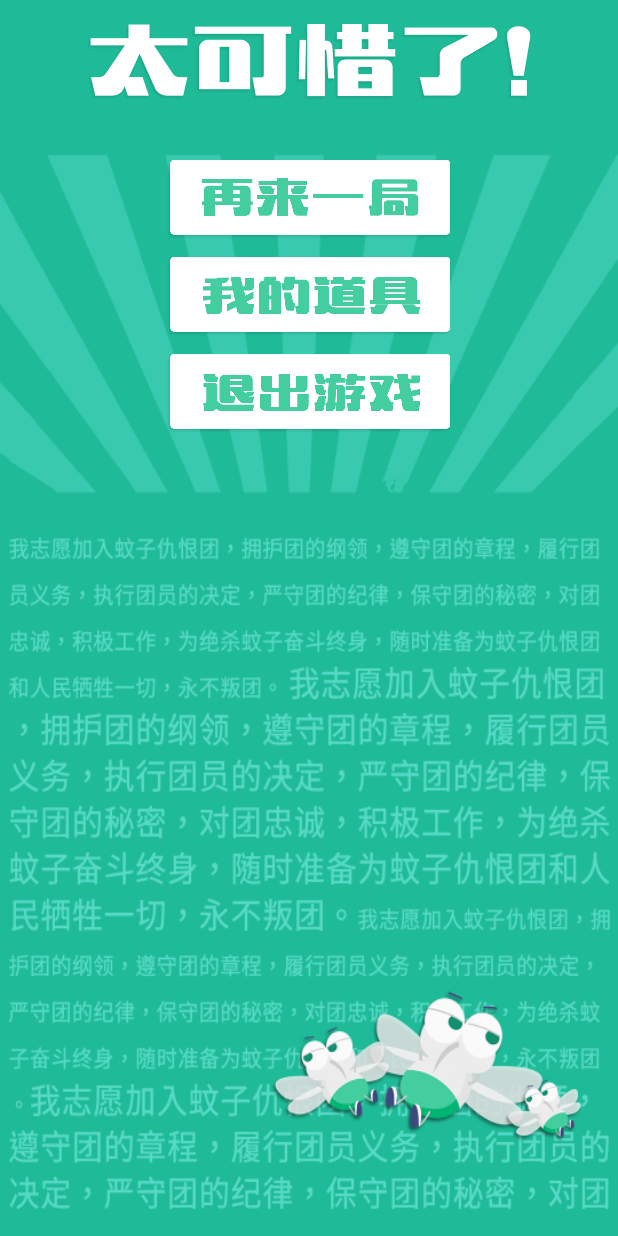
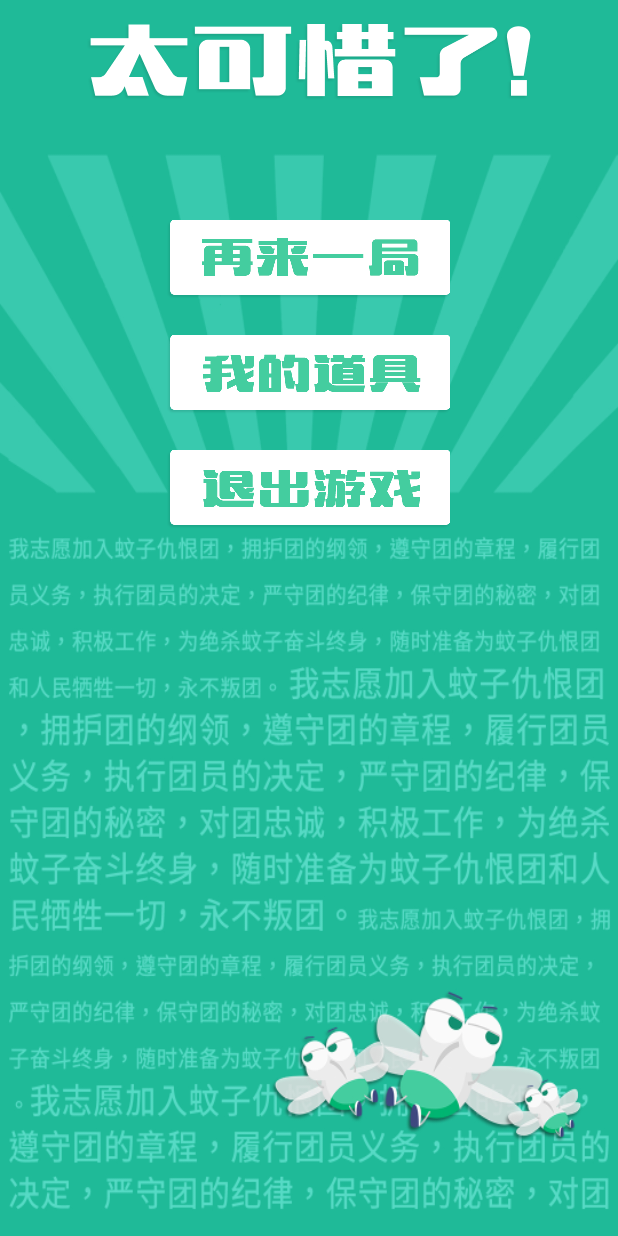
Before and after one commit to linroid/WWW, an Android app: the GameOverActivity screen opened directly, with no data from a screen before it, on a phone screen of 412 x 824 dp. Run offline under Robolectric (Android 15) with nearby library versions, the phone set to English and light mode, and no system bars; our stand-ins replace ButterKnife.

Commit message:
modify game over layout

```diff
--- a/app/src/main/AndroidManifest.xml
+++ b/app/src/main/AndroidManifest.xml
@@ -7,6 +7,7 @@
     <uses-permission android:name="android.permission.ACCESS_NETWORK_STATE" />
     <uses-permission android:name="android.permission.READ_PHONE_STATE" />
     <uses-permission android:name="android.permission.ACCESS_WIFI_STATE" />
+    <uses-permission android:name="android.permission.VIBRATE" />
 
     <application
         android:name=".WWWApp"
@@ -38,7 +39,8 @@
         </activity>
         <activity
             android:name=".activity.GameOverActivity"
-            android:label="@string/title_activity_game_over" >
+            android:label="@string/title_activity_game_over"
+            android:launchMode="singleTop">
         </activity>
     </application>
 
--- a/app/src/main/java/io/hackathon/www/TimelineAdapter.java
+++ b/app/src/main/java/io/hackathon/www/TimelineAdapter.java
@@ -48,7 +48,7 @@ public class TimelineAdapter extends RecyclerView.Adapter<TimelineAdapter.ViewHo
 
         holder.content.setText(item.getString("content"));
         holder.laughCountBtn.setText(res.getString(R.string.laugh_count, item.getInt("laugh_count")));
-        holder.sympathyCountBtn.setText(res.getString(R.string.laugh_count, item.getInt("sympathy_count")));
+        holder.sympathyCountBtn.setText(res.getString(R.string.sympathy_count, item.getInt("sympathy_count")));
         final AVUser user = item.getAVObject("own");
         user.fetchInBackground(new GetCallback<AVObject>() {
             @Override
--- a/app/src/main/java/io/hackathon/www/fragment/ShareFragment.java
+++ b/app/src/main/java/io/hackathon/www/fragment/ShareFragment.java
@@ -3,6 +3,7 @@ package io.hackathon.www.fragment;
 import android.app.Activity;
 import android.content.Intent;
 import android.os.Bundle;
+import android.os.Vibrator;
 import android.support.design.widget.TextInputLayout;
 import android.support.v4.app.Fragment;
 import android.view.LayoutInflater;
@@ -55,6 +56,7 @@ public class ShareFragment extends Fragment {
 
     String[] mosquitoAS;
     Random random = new Random();
+    Vibrator vibrator;
 
 
     private OnFragmentInteractionListener mListener;
@@ -72,6 +74,7 @@ public class ShareFragment extends Fragment {
     @Override
     public void onCreate(Bundle savedInstanceState) {
         super.onCreate(savedInstanceState);
+        vibrator = (Vibrator) getActivity().getSystemService(Activity.VIBRATOR_SERVICE);
         if (getArguments() != null) {
         }
     }
@@ -121,8 +124,9 @@ public class ShareFragment extends Fragment {
 
     @OnClick(R.id.mosquito)
     public void onMosQuittoClick(View view){
+        vibrator.vibrate(500);
         countET.setText(String.valueOf(getCount()+1));
-        if(Math.random()*10 > 6.0) {
+        if(Math.random()*10 > 8.0) {
             Toast.makeText(getActivity(), mosquitoAS[random.nextInt(mosquitoAS.length)], Toast.LENGTH_SHORT).show();
         }
     }
--- /dev/null
+++ b/app/src/main/res/drawable/game_over_divider.xml
@@ -0,0 +1,5 @@
+<?xml version="1.0" encoding="utf-8"?>
+<shape xmlns:android="http://schemas.android.com/apk/res/android"
+    android:shape="rectangle">
+    <size android:height="24dp"/>
+</shape>
--- a/app/src/main/res/layout/activity_game_over.xml
+++ b/app/src/main/res/layout/activity_game_over.xml
@@ -25,12 +25,12 @@
             android:layout_width="wrap_content"
             android:layout_height="wrap_content"
             android:layout_centerHorizontal="true"
-            android:divider="@drawable/game_divider"
+            android:divider="@drawable/game_over_divider"
             android:gravity="center_horizontal"
             android:orientation="vertical"
             android:layout_below="@id/lose"
             android:showDividers="middle"
-            android:layout_marginTop="40dp">
+            android:layout_marginTop="80dp">
 
             <ImageButton
                 android:id="@+id/btn_again"
```
Also changed, not shown: 1 other file.
